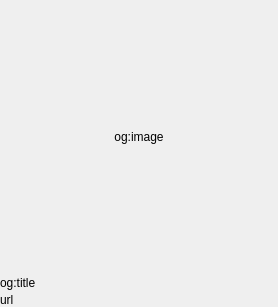
Qt form widget/WebLinkThumbWidget.ui (SeptemberHX/MPaste) before a commit.
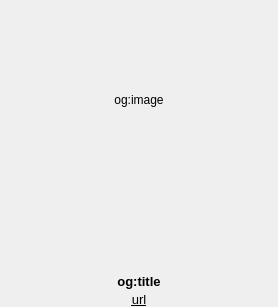
The same form after that commit.

Commit message: improve UI for web link preview

Diff of the .ui file:
```diff
--- a/widget/WebLinkThumbWidget.ui
+++ b/widget/WebLinkThumbWidget.ui
@@ -18,19 +18,31 @@
     <number>3</number>
    </property>
    <property name="leftMargin">
-    <number>0</number>
+    <number>3</number>
    </property>
    <property name="topMargin">
     <number>0</number>
    </property>
    <property name="rightMargin">
-    <number>0</number>
+    <number>3</number>
    </property>
    <property name="bottomMargin">
     <number>0</number>
    </property>
    <item>
     <widget class="QLabel" name="imageLabel">
+     <property name="minimumSize">
+      <size>
+       <width>0</width>
+       <height>200</height>
+      </size>
+     </property>
+     <property name="maximumSize">
+      <size>
+       <width>16777215</width>
+       <height>16666</height>
+      </size>
+     </property>
      <property name="text">
       <string>og:image</string>
      </property>
@@ -39,6 +51,19 @@
      </property>
     </widget>
    </item>
+   <item>
+    <spacer name="verticalSpacer">
+     <property name="orientation">
+      <enum>Qt::Vertical</enum>
+     </property>
+     <property name="sizeHint" stdset="0">
+      <size>
+       <width>20</width>
+       <height>40</height>
+      </size>
+     </property>
+    </spacer>
+   </item>
    <item>
     <widget class="QLabel" name="titleLabel">
      <property name="sizePolicy">
@@ -47,9 +72,19 @@
        <verstretch>0</verstretch>
       </sizepolicy>
      </property>
+     <property name="font">
+      <font>
+       <pointsize>10</pointsize>
+       <weight>75</weight>
+       <bold>true</bold>
+      </font>
+     </property>
      <property name="text">
       <string>og:title</string>
      </property>
+     <property name="alignment">
+      <set>Qt::AlignCenter</set>
+     </property>
     </widget>
    </item>
    <item>
@@ -60,9 +95,21 @@
        <verstretch>0</verstretch>
       </sizepolicy>
      </property>
+     <property name="font">
+      <font>
+       <pointsize>10</pointsize>
+       <underline>true</underline>
+      </font>
+     </property>
      <property name="text">
       <string>url</string>
      </property>
+     <property name="alignment">
+      <set>Qt::AlignCenter</set>
+     </property>
+     <property name="wordWrap">
+      <bool>false</bool>
+     </property>
     </widget>
    </item>
   </layout>
```
Left out of the diff: 3 changed lines with no effect on the pictures. The commit also changes 5 other files.
